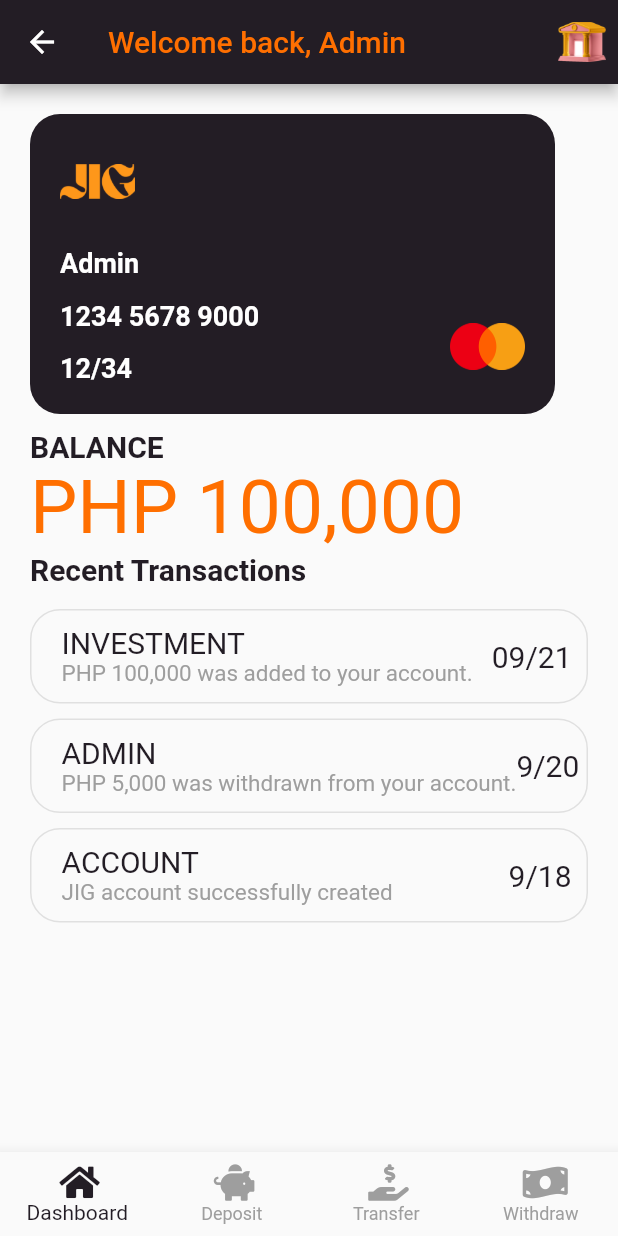
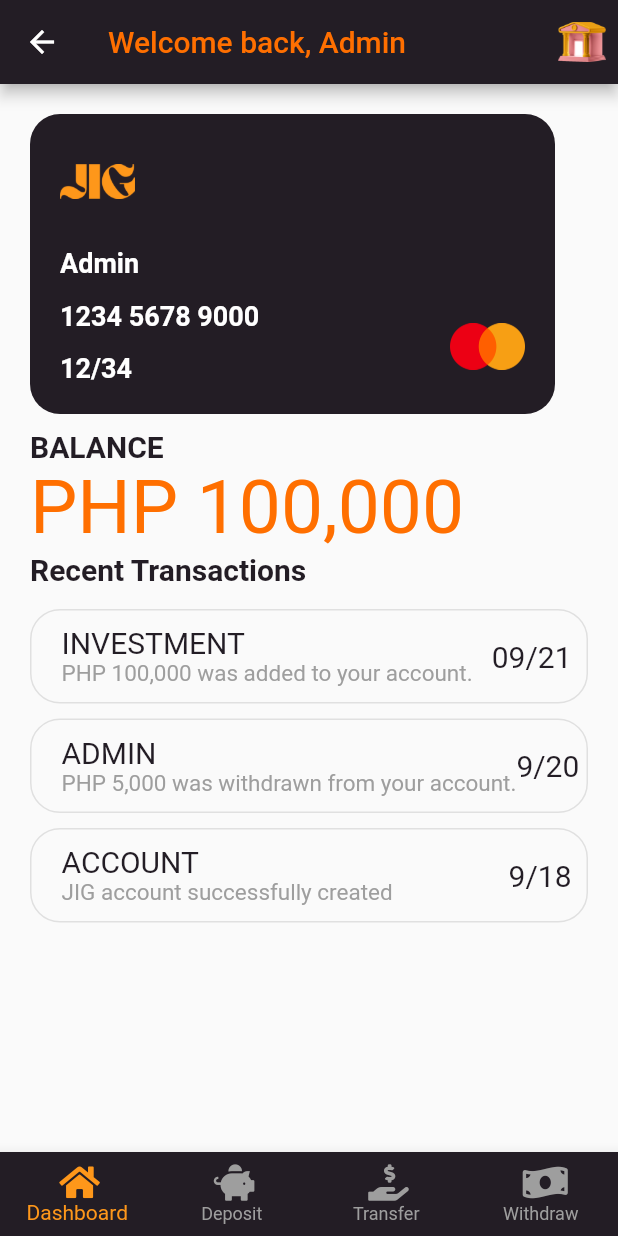
Before and after one commit to maye93/Mobile-Banking, a Flutter app: the BaseScreen screen opened directly, on a phone screen of 412 x 824 dp. Run offline on Flutter 3.47's test engine with Material 2 defaults, Android fonts, the phone set to English and light mode, and no system bars; our stand-ins replace font_awesome_flutter; Roboto replaces fonts that are missing (Poppins).

Commit message:
colored nav bar

```diff
--- a/lib/base_screen.dart
+++ b/lib/base_screen.dart
@@ -21,17 +21,26 @@ class _BaseScreenState extends State<BaseScreen> {
     TransferMoneyScreen(),
     DashBoard(),
   ];
+
   @override
   Widget build(BuildContext context) {
     return Scaffold(
-      backgroundColor: Colors.white,
-      body: Center(
-        child: _widgetOptions.elementAt(_selectedIndex),
+      body: IndexedStack(
+        index: _selectedIndex,
+        children: _widgetOptions,
       ),
       bottomNavigationBar: BottomNavigationBar(
         type: BottomNavigationBarType.fixed,
-          selectedItemColor: Color(0xff231D25),
+        backgroundColor: Color(0xff231D25),
+
+        selectedIconTheme: IconThemeData(
+          color: const Color(0xFFFE971A)),
+        selectedItemColor: const Color(0xFFFE971A),
+
+        unselectedIconTheme: IconThemeData(
+          color: Colors.grey),
         unselectedItemColor: Colors.grey,
+
         items: [
           BottomNavigationBarItem(
             icon: Icon(FontAwesomeIcons.home),
```
Lines whose indentation alone changed are shown as unchanged.
